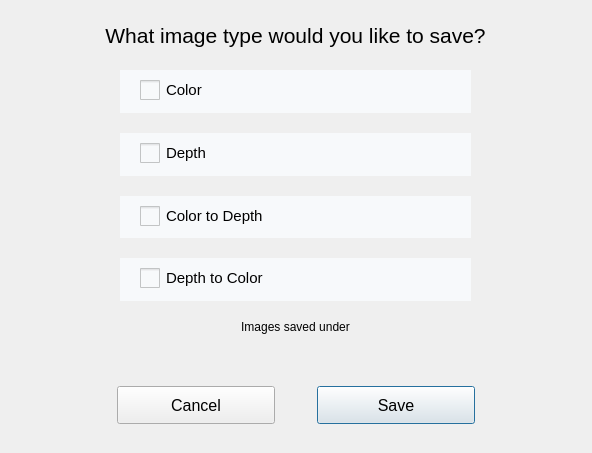
Qt form DesktopApp/saveimagedialog.ui (michaelfong2017/landmark-annotator-desktop) before a commit.
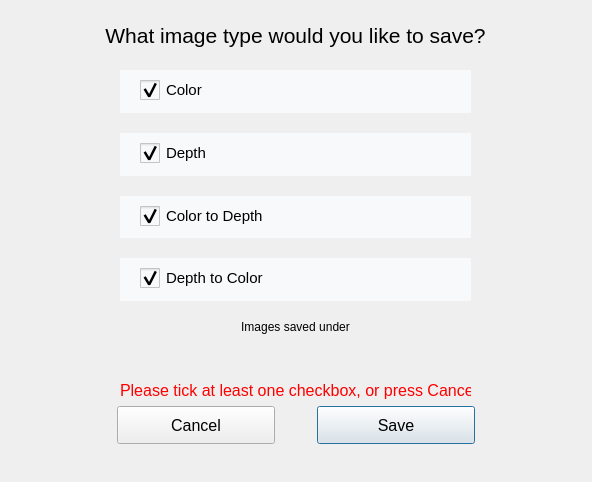
The same form after that commit.

What changed in the file:
```diff
--- a/DesktopApp/saveimagedialog.ui
+++ b/DesktopApp/saveimagedialog.ui
@@ -7,7 +7,7 @@
     <x>0</x>
     <y>0</y>
     <width>592</width>
-    <height>453</height>
+    <height>482</height>
    </rect>
   </property>
   <property name="windowTitle">
@@ -27,7 +27,7 @@
      <number>20</number>
     </property>
     <item>
-     <widget class="QWidget" name="widget_2" native="true">
+     <widget class="QWidget" name="widget" native="true">
       <property name="styleSheet">
        <string notr="true">background-color: rgb(247, 249, 251)</string>
       </property>
@@ -62,6 +62,9 @@
           <property name="text">
            <string>Color</string>
           </property>
+          <property name="checked">
+           <bool>true</bool>
+          </property>
          </widget>
         </item>
        </layout>
@@ -104,6 +107,9 @@
           <property name="text">
            <string>Depth</string>
           </property>
+          <property name="checked">
+           <bool>true</bool>
+          </property>
          </widget>
         </item>
        </layout>
@@ -111,7 +117,7 @@
      </widget>
     </item>
     <item>
-     <widget class="QWidget" name="widget_3" native="true">
+     <widget class="QWidget" name="widget_2" native="true">
       <property name="styleSheet">
        <string notr="true">background-color: rgb(247, 249, 251)</string>
       </property>
@@ -146,6 +152,9 @@
           <property name="text">
            <string>Color to Depth</string>
           </property>
+          <property name="checked">
+           <bool>true</bool>
+          </property>
          </widget>
         </item>
        </layout>
@@ -188,6 +197,9 @@
           <property name="text">
            <string>Depth to Color</string>
           </property>
+          <property name="checked">
+           <bool>true</bool>
+          </property>
          </widget>
         </item>
        </layout>
@@ -229,7 +241,7 @@
    <property name="geometry">
     <rect>
      <x>300</x>
-     <y>380</y>
+     <y>400</y>
      <width>191</width>
      <height>51</height>
     </rect>
@@ -264,7 +276,7 @@
    <property name="geometry">
     <rect>
      <x>100</x>
-     <y>380</y>
+     <y>400</y>
      <width>191</width>
      <height>51</height>
     </rect>
@@ -295,6 +307,19 @@
     <bool>true</bool>
    </property>
   </widget>
+  <widget class="QLabel" name="warningLabel">
+   <property name="geometry">
+    <rect>
+     <x>120</x>
+     <y>370</y>
+     <width>351</width>
+     <height>41</height>
+    </rect>
+   </property>
+   <property name="text">
+    <string>&lt;html&gt;&lt;head/&gt;&lt;body&gt;&lt;p align=&quot;center&quot;&gt;&lt;span style=&quot; font-size:12pt; color:#ff0000;&quot;&gt;Please tick at least one checkbox, or press Cancel.&lt;/span&gt;&lt;/p&gt;&lt;/body&gt;&lt;/html&gt;</string>
+   </property>
+  </widget>
  </widget>
  <resources>
   <include location="desktopapp.qrc"/>
```
Left out of the diff: 24 changed lines with no effect on the pictures.
